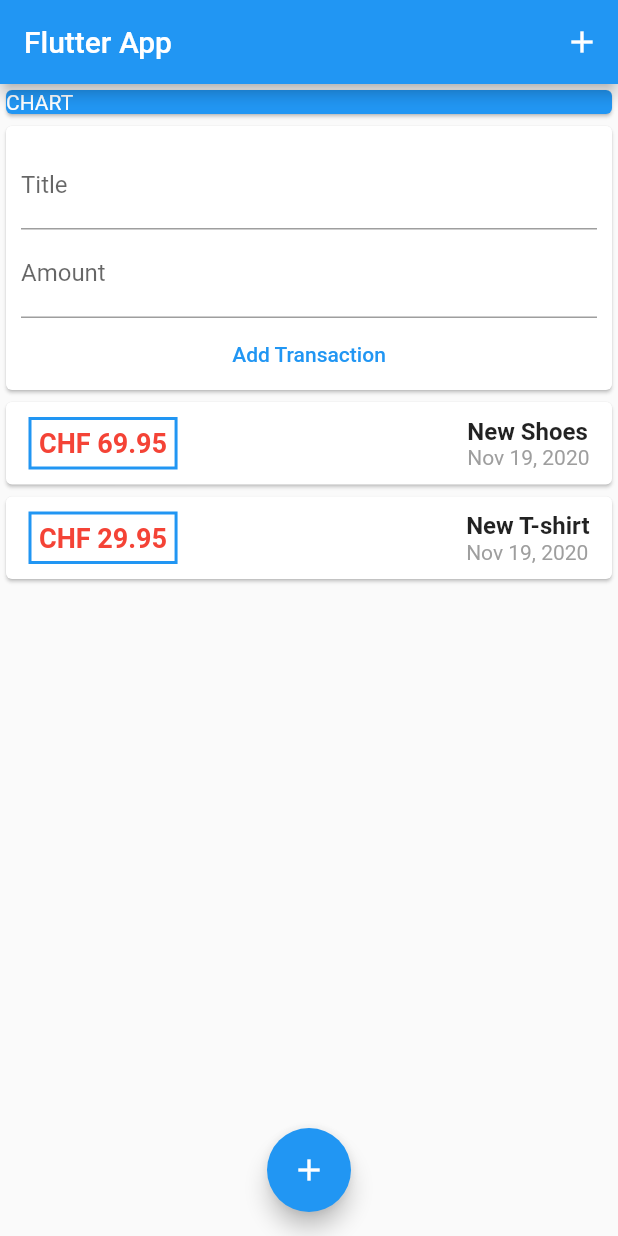
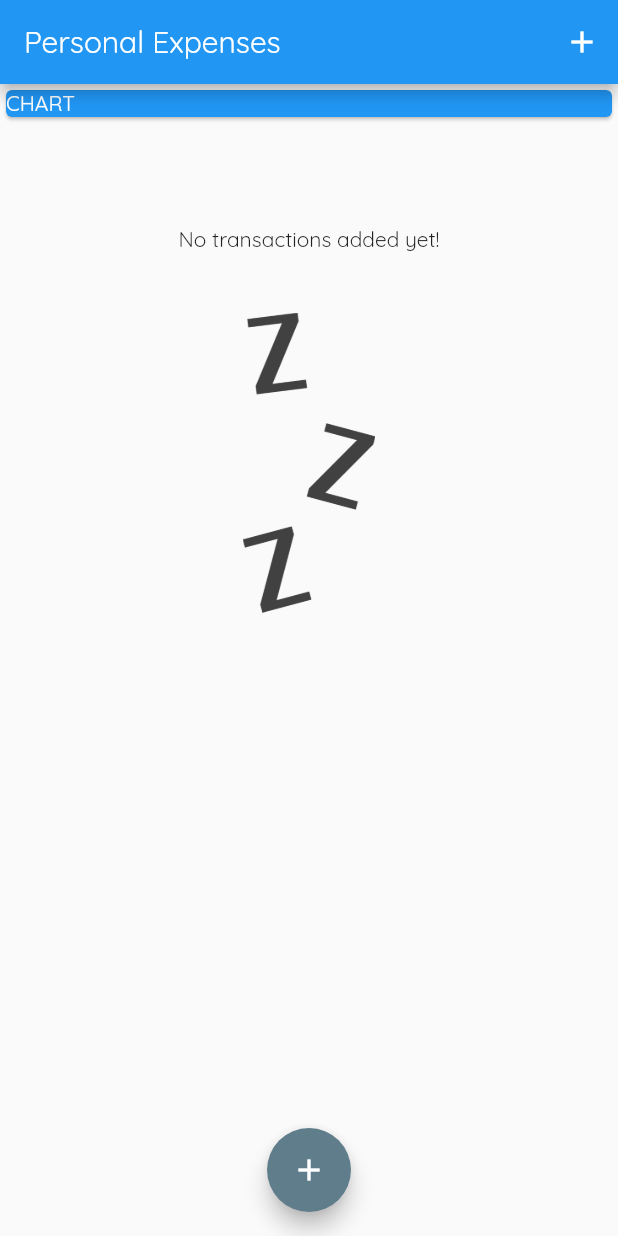
Before and after one commit to TheLueddy/Flutter, a Flutter app: the screen it shows after launch, on a phone screen of 412 x 824 dp. Run offline on Flutter 3.47's test engine with Material 2 defaults, Android fonts, the phone set to English and light mode, and no system bars.

Commit message:
Add fonts and image

```diff
--- a/personal_expenses/lib/main.dart
+++ b/personal_expenses/lib/main.dart
@@ -1,34 +1,72 @@
 import 'package:flutter/material.dart';
 
-import './widgets/userTransactions.dart';
+import './widgets/transactionList.dart';
+import './widgets/newTransaction.dart';
+import './models/transactions.dart';
 
 void main() => runApp(MyApp());
 
 class MyApp extends StatelessWidget {
-  @override
-  Widget build(BuildContext context) {
-    return MaterialApp(
-      title: 'Flutter App',
-      home: MyHomePage(),
-    );
-  }
+    @override
+    Widget build(BuildContext context) {
+      return MaterialApp(
+        title: 'Personal Expenses',
+        theme: ThemeData(
+          primarySwatch: Colors.blue,
+          accentColor: Colors.blueGrey,
+          fontFamily: 'Quicksand',
+        ),
+        home: MyHomepage(),
+      );
+    }
 }
 
-class MyHomePage extends StatelessWidget {
+class MyHomepage extends StatefulWidget {
+  @override
+  _MyHomepageState createState() => _MyHomepageState();
+}
+
+class _MyHomepageState extends State<MyHomepage> {
+  final List<Transaction> _transactionList = [];
+
+  void _addNewTransaction(String newTitle, double newAmount) {
+    final newTx = Transaction(
+      title: newTitle,
+      amount: newAmount,
+      date: DateTime.now(),
+      id: DateTime.now().toString(),
+    );
+
+    setState(() {
+      _transactionList.add(newTx);
+    });
+  }
+
+  void _openAddNewTransaction(BuildContext ctx) {
+    showModalBottomSheet(
+        context: ctx,
+        builder: (bCtx) {
+          return GestureDetector(
+            onTap: () {},
+            child: NewTransaction(_addNewTransaction),
+            behavior: HitTestBehavior.opaque,
+          );
+        });
+  }
+
   @override
   Widget build(BuildContext context) {
     return Scaffold(
       appBar: AppBar(
-        title: Text('Flutter App'),
+        title: Text('Personal Expenses'),
         actions: [
           IconButton(
             icon: Icon(Icons.add),
-            onPressed: () {},
+            onPressed: () => _openAddNewTransaction(context),
           )
         ],
       ),
       body: SingleChildScrollView(
-        physics: NeverScrollableScrollPhysics(),
         child: Column(
           crossAxisAlignment: CrossAxisAlignment.stretch,
           children: [
@@ -42,13 +80,13 @@ class MyHomePage extends StatelessWidget {
                 ),
               ),
             ),
-            UserTransactions(),
+            TransactionList(_transactionList),
           ],
         ),
       ),
       floatingActionButton: FloatingActionButton(
         child: Icon(Icons.add),
-        onPressed: () {},
+        onPressed: () => _openAddNewTransaction(context),
       ),
       floatingActionButtonLocation: FloatingActionButtonLocation.centerFloat,
     );
--- a/personal_expenses/lib/widgets/transactionList.dart
+++ b/personal_expenses/lib/widgets/transactionList.dart
@@ -4,7 +4,7 @@ import 'package:intl/intl.dart';
 import '../models/transactions.dart';
 
 class TransactionList extends StatelessWidget {
-  List<Transaction> transactions;
+  final List<Transaction> transactions;
 
   TransactionList(this.transactions);
 
@@ -12,14 +12,32 @@ class TransactionList extends StatelessWidget {
   Widget build(BuildContext context) {
     return Container(
       height: 395,
-      child: ListView.builder(
+      child: transactions.isEmpty
+          ? Column(
+              mainAxisAlignment: MainAxisAlignment.center,
+              children: [
+                Text('No transactions added yet!'),
+                SizedBox(
+                  height: 40,
+                ),
+                Container(
+                  height: 200,
+                  child: Image.asset(
+                    'assets/images/waiting.png',
+                    fit: BoxFit.cover,
+                  ),
+                ),
+              ],
+            )
+          : ListView.builder(
               itemBuilder: (ctx, index) {
                 return Card(
                   child: Row(
                     mainAxisAlignment: MainAxisAlignment.spaceBetween,
                     children: [
                       Container(
-                  margin: EdgeInsets.symmetric(vertical: 10, horizontal: 15),
+                        margin:
+                            EdgeInsets.symmetric(vertical: 10, horizontal: 15),
                         child: Text(
                           'CHF ${transactions[index].amount.toStringAsFixed(2)}',
                           style: TextStyle(
@@ -30,14 +48,15 @@ class TransactionList extends StatelessWidget {
                         ),
                         decoration: BoxDecoration(
                           border: Border.all(
-                      color: Colors.blue,
+                            color: Theme.of(context).primaryColor,
                             width: 2,
                           ),
                         ),
                         padding: EdgeInsets.all(5),
                       ),
                       Container(
-                  margin: EdgeInsets.symmetric(vertical: 10, horizontal: 15),
+                        margin:
+                            EdgeInsets.symmetric(vertical: 10, horizontal: 15),
                         child: Column(
                           crossAxisAlignment: CrossAxisAlignment.start,
                           children: [
@@ -49,7 +68,8 @@ class TransactionList extends StatelessWidget {
                               ),
                             ),
                             Text(
-                        DateFormat.yMMMd().format(transactions[index].date),
+                              DateFormat.yMMMd()
+                                  .format(transactions[index].date),
                               style: TextStyle(
                                 color: Colors.grey,
                               ),
--- a/personal_expenses/lib/widgets/userTransactions.dart
+++ /dev/null
@@ -1,50 +0,0 @@
-import 'package:flutter/material.dart';
-
-import './newTransaction.dart';
-import './transactionList.dart';
-import '../models/transactions.dart';
-
-class UserTransactions extends StatefulWidget {
-  @override
-  _UserTransactionsState createState() => _UserTransactionsState();
-}
-
-class _UserTransactionsState extends State<UserTransactions> {
-  final List<Transaction> _transactionList = [
-    Transaction(
-      id: 't1',
-      title: 'New Shoes',
-      amount: 69.95,
-      date: DateTime.now(),
-    ),
-    Transaction(
-      id: 't2',
-      title: 'New T-shirt',
-      amount: 29.95,
-      date: DateTime.now(),
-    )
-  ];
-
-  void _addNewTransaction(String newTitle, double newAmount) {
-    final newTx = Transaction(
-      title: newTitle,
-      amount: newAmount,
-      date: DateTime.now(),
-      id: DateTime.now().toString(),
-    );
-
-    setState(() {
-      _transactionList.add(newTx);
-    });
-  }
-
-  @override
-  Widget build(BuildContext context) {
-    return Column(
-      children: [
-        NewTransaction(_addNewTransaction),
-        TransactionList(_transactionList),
-      ],
-    );
-  }
-}
```
Also changed, not shown: personal_expenses/lib/widgets/newTransaction.dart (+13 -6 lines), personal_expenses/pubspec.yaml (+14 -8 lines), personal_expenses/assets/fonts/OpenSans-Bold.ttf (added), personal_expenses/assets/fonts/OpenSans-Regular.ttf (added), personal_expenses/assets/fonts/Quicksand-Bold.ttf (added), personal_expenses/assets/fonts/Quicksand-Light.ttf (added), personal_expenses/assets/fonts/Quicksand-Medium.ttf (added), personal_expenses/assets/fonts/Quicksand-Regular.ttf (added), personal_expenses/assets/images/waiting.png (added). Lines whose indentation alone changed are shown as unchanged.
